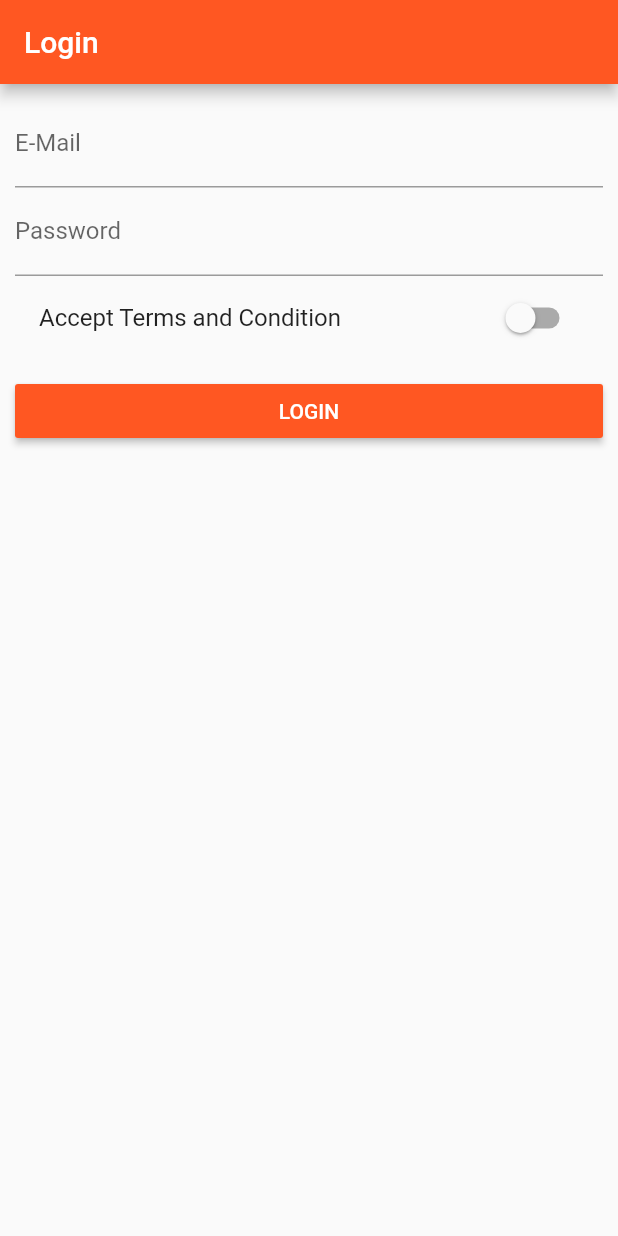
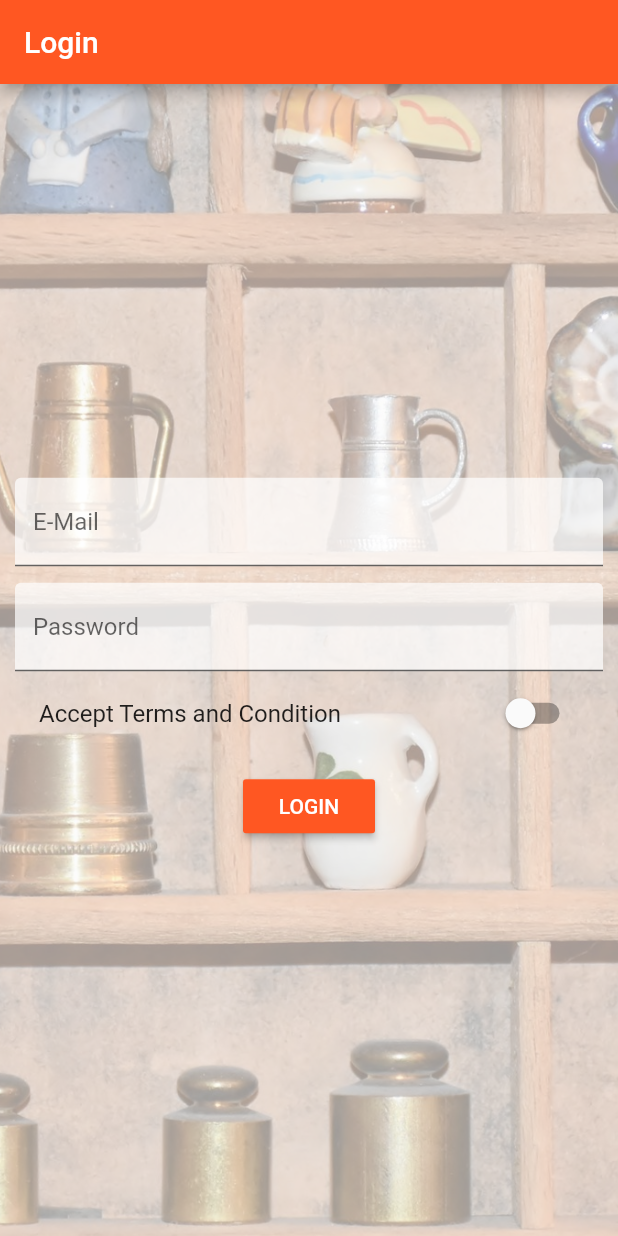
Before and after one commit to AkshitOstwal/LocalDeal, a Flutter app: the screen it shows after launch, on a phone screen of 412 x 824 dp. Run offline on Flutter 3.47's test engine with Material 2 defaults, Android fonts, the phone set to English and light mode, and no system bars.

Commit message:
added backgroung in auth page and icons in drawer

```diff
--- a/lib/pages/auth.dart
+++ b/lib/pages/auth.dart
@@ -19,11 +19,21 @@ class _AuthPageState extends State<AuthPage> {
         title: Text('Login'),
       ),
       body: Container(
-        margin: EdgeInsets.all(10),
-        child: ListView(
+        decoration: BoxDecoration(
+          image: DecorationImage(
+            image: AssetImage('assets/background.jpg'),
+            fit: BoxFit.cover,
+            colorFilter: ColorFilter.mode(
+                Colors.grey.withOpacity(0.4), BlendMode.dstATop),
+          ),
+        ),
+        padding: EdgeInsets.all(10),
+        child: Center(
+          child: SingleChildScrollView(
+            child: Column(
               children: <Widget>[
                 TextField(
-              decoration: InputDecoration(labelText: 'E-Mail'),
+                  decoration: InputDecoration(labelText: 'E-Mail',filled: true,fillColor: Colors.white.withOpacity(0.7),),
                   keyboardType: TextInputType.emailAddress,
                   onChanged: (String value) {
                     setState(() {
@@ -31,8 +41,9 @@ class _AuthPageState extends State<AuthPage> {
                     });
                   },
                 ),
+                SizedBox(height: 11.0,),
                 TextField(
-              decoration: InputDecoration(labelText: 'Password'),
+                  decoration: InputDecoration(labelText: 'Password',filled: true,fillColor: Colors.white.withOpacity(0.7),),
                   obscureText: true,
                   onChanged: (String value) {
                     setState(() {
@@ -52,7 +63,8 @@ class _AuthPageState extends State<AuthPage> {
                 SizedBox(
                   height: 10,
                 ),
-            RaisedButton(
+                Center(
+                  child: RaisedButton(
                     color: Theme.of(context).primaryColor,
                     textColor: Colors.white,
                     child: Text("LOGIN"),
@@ -62,7 +74,10 @@ class _AuthPageState extends State<AuthPage> {
                       Navigator.pushReplacementNamed(context, '/products');
                     },
                   ),
+                ),
               ],
+            ),
+          ),
         ),
       ),
     );
--- a/lib/pages/product_create.dart
+++ b/lib/pages/product_create.dart
@@ -72,7 +72,7 @@ class _ProductCreatePageState extends State<ProductCreatePage> {
                 'image': 'assets/food.jpg'
               };
               widget.addProduct(product);
-              Navigator.pushReplacementNamed(context, '/');
+              Navigator.pushReplacementNamed(context, '/products');
             },
           ),
         ],
--- a/lib/pages/products.dart
+++ b/lib/pages/products.dart
@@ -18,13 +18,14 @@ class ProductsPage extends StatelessWidget {
               title: Text("Choose"),
 
             ),
-            ListTile(
+            ListTile(leading: Icon(Icons.edit),
               title: Text("Manage Products"),
               onTap: () {
                 Navigator.pushReplacementNamed(
                     context,
                     '/admin');
               },
+
             )
           ],
         ),
--- a/lib/pages/products_admin.dart
+++ b/lib/pages/products_admin.dart
@@ -21,10 +21,10 @@ class ProductAdminPage extends StatelessWidget {
                     automaticallyImplyLeading: false,
                     title: Text("Choose"),
                   ),
-                  ListTile(
+                  ListTile(leading: Icon(Icons.shop),
                     title: Text("All Products"),
                     onTap: () {
-                      Navigator.pushReplacementNamed(context, '/');
+                      Navigator.pushReplacementNamed(context, '/products');
                     },
                   )
                 ],
--- a/pubspec.yaml
+++ b/pubspec.yaml
@@ -43,6 +43,7 @@ flutter:
   # To add assets to your application, add an assets section, like this:
   assets:
    - assets/food.jpg
+   - assets/background.jpg
   #  - images/a_dot_ham.jpeg
 
   # An image asset can refer to one or more resolution-specific "variants", see
```
Also changed, not shown: lib/products.dart (+16 -1 lines), assets/background.jpg (added). Lines whose indentation alone changed are shown as unchanged.
